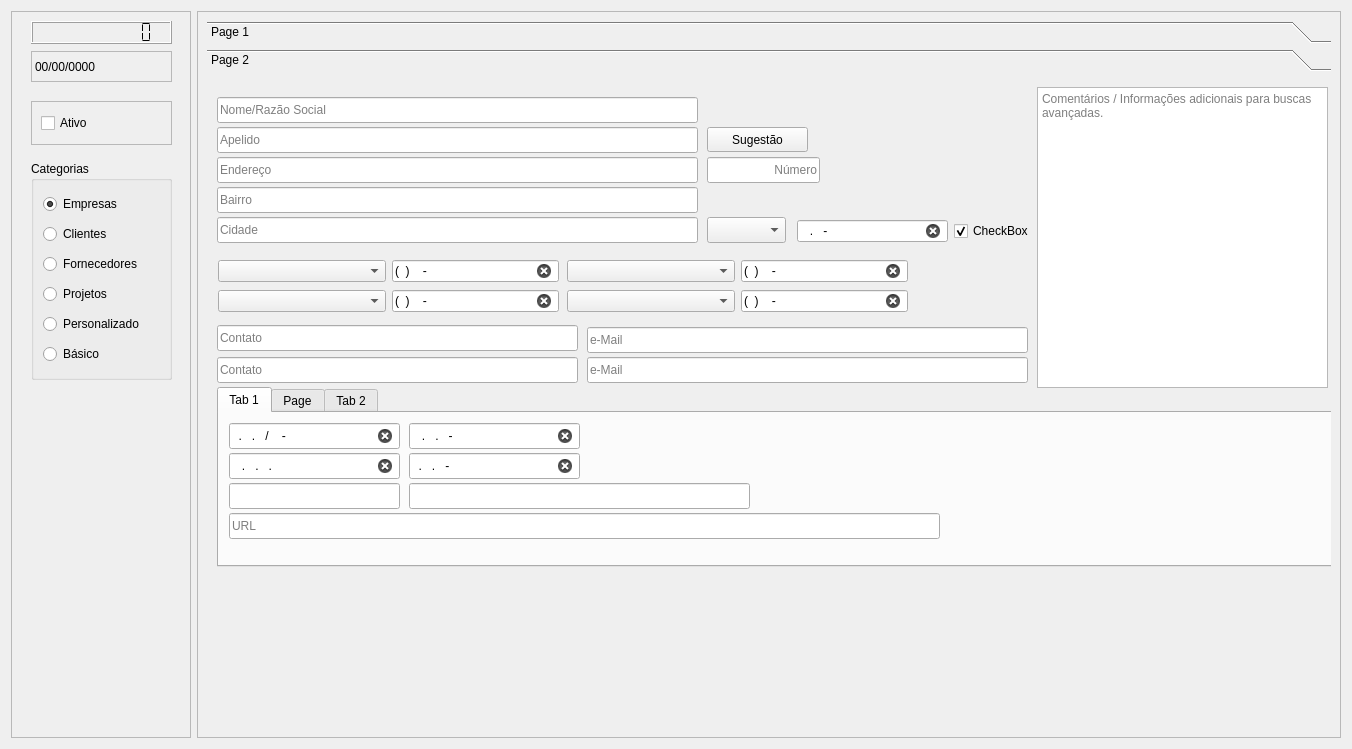
Qt form src/formentities.ui (vcputtini/qDocBase6) before a commit.
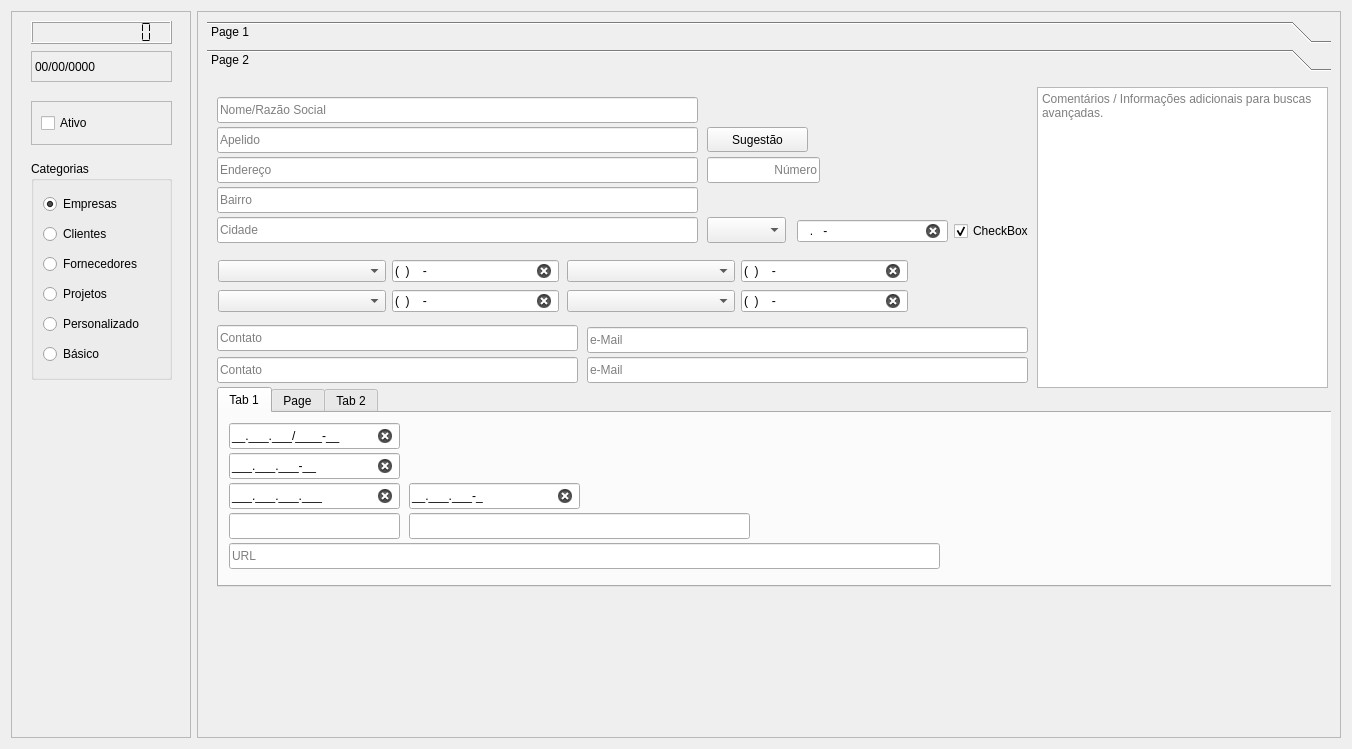
The same form after that commit. The open tabs and pages were chosen to show the change. Icons and pictures are not drawn. Custom widgets are drawn as their Qt base class.

Patch:
```diff
--- a/src/formentities.ui
+++ b/src/formentities.ui
@@ -573,7 +573,7 @@
               <x>10</x>
               <y>310</y>
               <width>1126</width>
-              <height>180</height>
+              <height>200</height>
              </rect>
             </property>
             <property name="sizePolicy">
@@ -585,13 +585,13 @@
             <property name="minimumSize">
              <size>
               <width>0</width>
-              <height>180</height>
+              <height>200</height>
              </size>
             </property>
             <property name="maximumSize">
              <size>
               <width>16777215</width>
-              <height>180</height>
+              <height>200</height>
              </size>
             </property>
             <property name="currentIndex">
@@ -617,7 +617,10 @@
                <string/>
               </property>
               <property name="inputMask">
-               <string>00.000.000/0000-00</string>
+               <string>&gt;NN.NNN.NNN/NNNN-99;_</string>
+              </property>
+              <property name="text">
+               <string>../-</string>
               </property>
               <property name="placeholderText">
                <string/>
@@ -630,7 +633,7 @@
               <property name="geometry">
                <rect>
                 <x>10</x>
-                <y>40</y>
+                <y>70</y>
                 <width>171</width>
                 <height>26</height>
                </rect>
@@ -642,7 +645,7 @@
                <string/>
               </property>
               <property name="inputMask">
-               <string>000.000.000.000</string>
+               <string>&gt;000.000.000.000;_</string>
               </property>
               <property name="placeholderText">
                <string/>
@@ -655,7 +658,7 @@
               <property name="geometry">
                <rect>
                 <x>10</x>
-                <y>70</y>
+                <y>100</y>
                 <width>171</width>
                 <height>26</height>
                </rect>
@@ -683,7 +686,7 @@
               <property name="geometry">
                <rect>
                 <x>190</x>
-                <y>40</y>
+                <y>70</y>
                 <width>171</width>
                 <height>26</height>
                </rect>
@@ -695,7 +698,7 @@
                <string/>
               </property>
               <property name="inputMask">
-               <string>00.000.000-a</string>
+               <string>&gt;00.000.000-N;_</string>
               </property>
               <property name="placeholderText">
                <string/>
@@ -707,8 +710,8 @@
              <widget class="lineEdit_fieldChecking" name="lineEdit_BR_CPF">
               <property name="geometry">
                <rect>
-                <x>190</x>
-                <y>10</y>
+                <x>10</x>
+                <y>40</y>
                 <width>171</width>
                 <height>26</height>
                </rect>
@@ -720,7 +723,7 @@
                <string/>
               </property>
               <property name="inputMask">
-               <string>000.000.000-00</string>
+               <string>&gt;000.000.000-00;_</string>
               </property>
               <property name="placeholderText">
                <string/>
@@ -733,7 +736,7 @@
               <property name="geometry">
                <rect>
                 <x>10</x>
-                <y>100</y>
+                <y>130</y>
                 <width>711</width>
                 <height>26</height>
                </rect>
@@ -752,7 +755,7 @@
               <property name="geometry">
                <rect>
                 <x>190</x>
-                <y>70</y>
+                <y>100</y>
                 <width>341</width>
                 <height>26</height>
                </rect>
```
Left out of the diff: 68 changed lines with no effect on the pictures.
